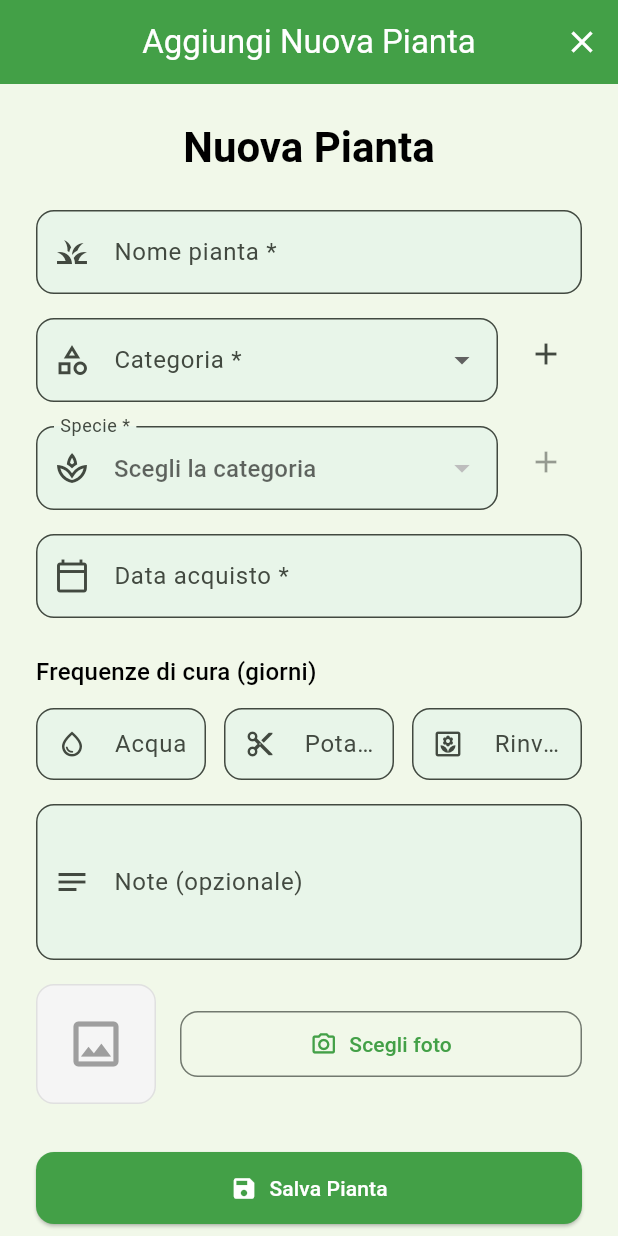
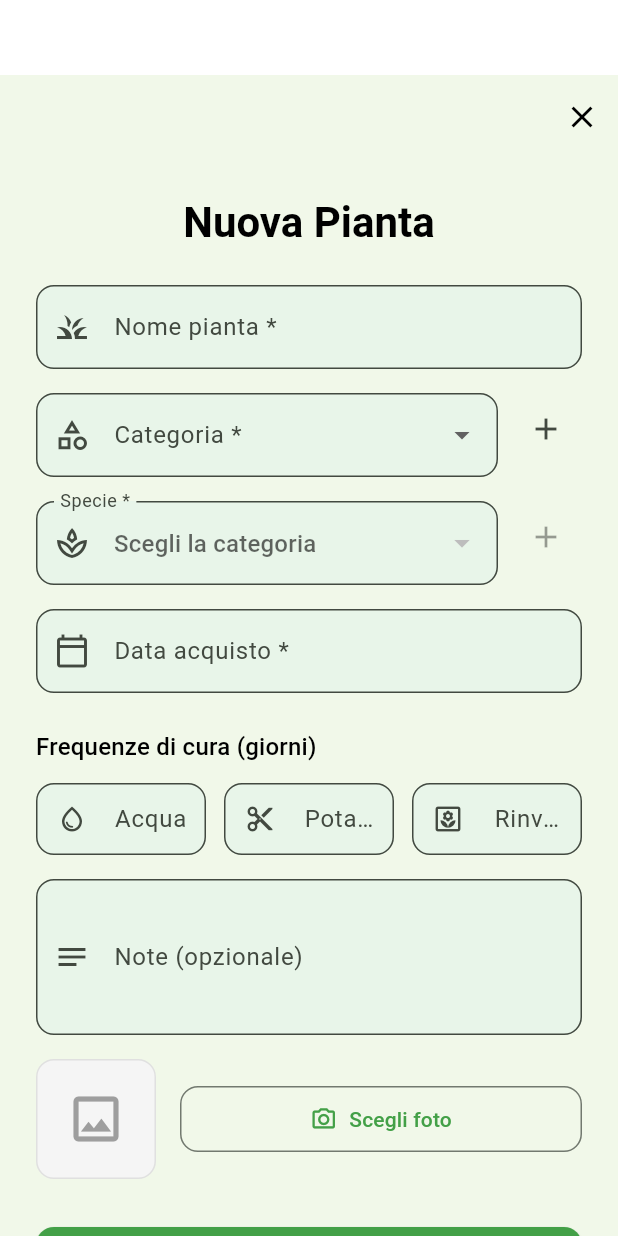
Before and after one commit to Teddyno/plant_care, a Flutter app: the PopupAggiunta screen opened directly, on a phone screen of 412 x 824 dp. Run offline on Flutter 3.47's test engine with Material 3 defaults, Android fonts, the phone set to English and light mode, and no system bars; our stand-ins replace fl_chart, flutter_riverpod, image_picker, sqflite, sqflite_common_ffi; accounts and stored records are empty.

Commit message:
prova form inserimento nuova pianta (sfora nella safearea) safearea non funziona boh, soluzione strana

```diff
--- a/lib/components/PiantaForm.dart
+++ b/lib/components/PiantaForm.dart
@@ -90,7 +90,8 @@ class _PiantaFormState extends State<PiantaForm> {
       borderSide: BorderSide(color: Colors.grey.shade400),
     );
 
-    return SingleChildScrollView(
+    return SafeArea(
+      child: SingleChildScrollView(
         padding: const EdgeInsets.all(24.0),
         child: Form(
           key: _formKey,
@@ -287,9 +288,11 @@ class _PiantaFormState extends State<PiantaForm> {
             ],
           ),
         ),
+      ),
     );
   }
 
+  // metodi utili
   Widget _buildImagePreview() {
     if (_foto != null) {
       return ClipRRect(borderRadius: BorderRadius.circular(12), child: Image.file(_foto!, fit: BoxFit.cover, width: 80, height: 80));
@@ -299,8 +302,6 @@ class _PiantaFormState extends State<PiantaForm> {
     }
     return const Icon(Icons.image_outlined, size: 40, color: Colors.grey);
   }
-
-  // metodi utili
 
   Future<void> _caricaDatiIniziali(Pianta pianta) async {
     _nomeController.text = pianta.nome;
--- a/lib/components/popup_aggiunta.dart
+++ b/lib/components/popup_aggiunta.dart
@@ -10,28 +10,40 @@ class PopupAggiunta extends ConsumerWidget {
 
   @override
   Widget build(BuildContext context, WidgetRef ref) {
-    return Scaffold(
+    return Column(
+      children: [
+        const SizedBox(height: 50), // Spessore per far partire lo Scaffold più in basso
+        Expanded(
+          child: Scaffold(
             appBar: AppBar(
-        title: const Text('Aggiungi Nuova Pianta'),
+              backgroundColor: Theme.of(context).scaffoldBackgroundColor,
               automaticallyImplyLeading: false,
               actions: [
                 IconButton(
-            icon: const Icon(Icons.close),
+                  icon: const Icon(Icons.close, color: Colors.black),
                   onPressed: () => Navigator.of(context).pop(),
                 ),
               ],
             ),
-      body: PiantaForm(
+            body: SafeArea(
+              child: SingleChildScrollView(
+                padding: EdgeInsets.only(
+                  bottom: MediaQuery.of(context).viewInsets.bottom + 24,
+                  left: 0,
+                  right: 0,
+                  top: 0,
+                ),
+                child: PiantaForm(
                   onSave: (piantaDaAggiungere) {
-          // Usa ref.read per chiamare il metodo aggiungiPianta sul notifier.
-          // Questo aggiornerà lo stato e tutte le schermate in ascolto (es. PianteListView)
-          // si aggiorneranno automaticamente.
                     ref.read(pianteProvider.notifier).aggiungiPianta(piantaDaAggiungere);
-
-          // Chiude il popup
                     Navigator.of(context).pop();
                   },
                 ),
+              ),
+            ),
+          ),
+        ),
+      ],
     );
   }
 }
```
Lines whose indentation alone changed are shown as unchanged.
